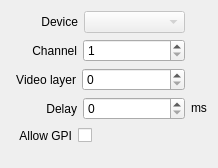
Before: the Qt Designer form src/Widgets/Inspector/InspectorOutputWidget.ui in CasparCG/client, drawn with Qt 5.
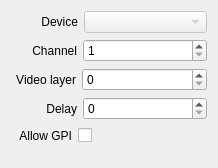
After: the same form once the commit is applied.

Commit message: Changed output delay to be frame based, depends on the channel format.

What changed in the file:
```diff
--- a/src/Widgets/Inspector/InspectorOutputWidget.ui
+++ b/src/Widgets/Inspector/InspectorOutputWidget.ui
@@ -58,22 +58,6 @@
        </property>
       </widget>
      </item>
-     <item>
-      <spacer name="horizontalSpacerDevice2">
-       <property name="orientation">
-        <enum>Qt::Horizontal</enum>
-       </property>
-       <property name="sizeType">
-        <enum>QSizePolicy::Fixed</enum>
-       </property>
-       <property name="sizeHint" stdset="0">
-        <size>
-         <width>22</width>
-         <height>20</height>
-        </size>
-       </property>
-      </spacer>
-     </item>
     </layout>
    </item>
    <item>
@@ -117,22 +101,6 @@
        </property>
       </widget>
      </item>
-     <item>
-      <spacer name="horizontalSpacerChannel2">
-       <property name="orientation">
-        <enum>Qt::Horizontal</enum>
-       </property>
-       <property name="sizeType">
-        <enum>QSizePolicy::Fixed</enum>
-       </property>
-       <property name="sizeHint" stdset="0">
-        <size>
-         <width>22</width>
-         <height>20</height>
-        </size>
-       </property>
-      </spacer>
-     </item>
     </layout>
    </item>
    <item>
@@ -176,22 +144,6 @@
        </property>
       </widget>
      </item>
-     <item>
-      <spacer name="horizontalSpacerVideolayer2">
-       <property name="orientation">
-        <enum>Qt::Horizontal</enum>
-       </property>
-       <property name="sizeType">
-        <enum>QSizePolicy::Fixed</enum>
-       </property>
-       <property name="sizeHint" stdset="0">
-        <size>
-         <width>22</width>
-         <height>20</height>
-        </size>
-       </property>
-      </spacer>
-     </item>
     </layout>
    </item>
    <item>
@@ -235,19 +187,6 @@
        </property>
       </widget>
      </item>
-     <item>
-      <widget class="QLabel" name="label">
-       <property name="sizePolicy">
-        <sizepolicy hsizetype="Preferred" vsizetype="Fixed">
-         <horstretch>0</horstretch>
-         <verstretch>0</verstretch>
-        </sizepolicy>
-       </property>
-       <property name="text">
-        <string>ms</string>
-       </property>
-      </widget>
-     </item>
     </layout>
    </item>
    <item>
```
The commit also changes 30 other files.
